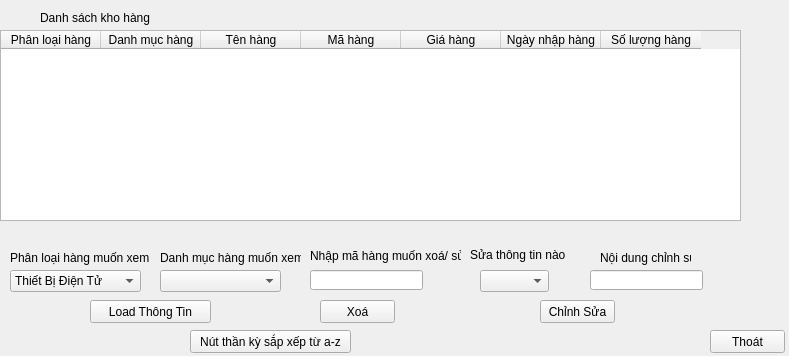
Above: khohang.ui from si13ncer/DoAnCTDL before the change. Below: the same form after it.
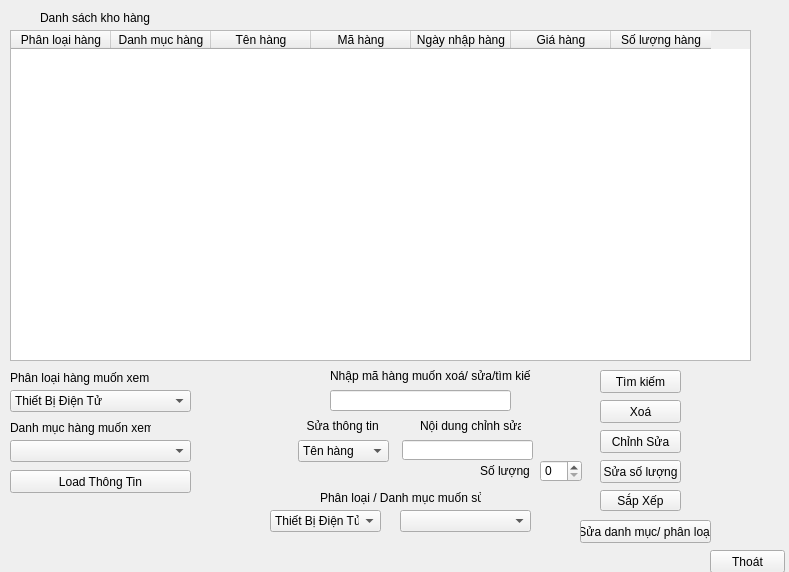
That is the form after the change.

Diff of the .ui file:
```diff
--- a/khohang.ui
+++ b/khohang.ui
@@ -7,7 +7,7 @@
     <x>0</x>
     <y>0</y>
     <width>789</width>
-    <height>356</height>
+    <height>572</height>
    </rect>
   </property>
   <property name="windowTitle">
@@ -17,10 +17,10 @@
    <widget class="QTableWidget" name="tblkhohang">
     <property name="geometry">
      <rect>
-      <x>0</x>
+      <x>10</x>
       <y>30</y>
       <width>741</width>
-      <height>191</height>
+      <height>331</height>
      </rect>
     </property>
     <column>
@@ -71,18 +71,6 @@
       </color>
      </property>
     </column>
-    <column>
-     <property name="text">
-      <string>Giá hàng</string>
-     </property>
-     <property name="background">
-      <color>
-       <red>0</red>
-       <green>170</green>
-       <blue>255</blue>
-      </color>
-     </property>
-    </column>
     <column>
      <property name="text">
       <string>Ngày nhập hàng</string>
@@ -95,6 +83,18 @@
       </color>
      </property>
     </column>
+    <column>
+     <property name="text">
+      <string>Giá hàng</string>
+     </property>
+     <property name="background">
+      <color>
+       <red>0</red>
+       <green>170</green>
+       <blue>255</blue>
+      </color>
+     </property>
+    </column>
     <column>
      <property name="text">
       <string>Số lượng hàng</string>
@@ -112,7 +112,7 @@
     <property name="geometry">
      <rect>
       <x>10</x>
-      <y>250</y>
+      <y>370</y>
       <width>141</width>
       <height>16</height>
      </rect>
@@ -124,8 +124,8 @@
    <widget class="QLabel" name="label_3">
     <property name="geometry">
      <rect>
-      <x>160</x>
-      <y>250</y>
+      <x>10</x>
+      <y>420</y>
       <width>141</width>
       <height>16</height>
      </rect>
@@ -137,9 +137,9 @@
    <widget class="QComboBox" name="cbxdmh">
     <property name="geometry">
      <rect>
-      <x>160</x>
-      <y>270</y>
-      <width>121</width>
+      <x>10</x>
+      <y>440</y>
+      <width>181</width>
       <height>22</height>
      </rect>
     </property>
@@ -147,9 +147,9 @@
    <widget class="QPushButton" name="btnload">
     <property name="geometry">
      <rect>
-      <x>90</x>
-      <y>300</y>
-      <width>121</width>
+      <x>10</x>
+      <y>470</y>
+      <width>181</width>
       <height>23</height>
      </rect>
     </property>
@@ -173,32 +173,32 @@
    <widget class="QLineEdit" name="lineEditid">
     <property name="geometry">
      <rect>
-      <x>310</x>
-      <y>270</y>
-      <width>113</width>
-      <height>20</height>
+      <x>330</x>
+      <y>390</y>
+      <width>181</width>
+      <height>21</height>
      </rect>
     </property>
    </widget>
    <widget class="QLabel" name="label_4">
     <property name="geometry">
      <rect>
-      <x>310</x>
-      <y>240</y>
-      <width>151</width>
+      <x>330</x>
+      <y>360</y>
+      <width>201</width>
       <height>31</height>
      </rect>
     </property>
     <property name="text">
-     <string>Nhập mã hàng muốn xoá/ sửa</string>
+     <string>Nhập mã hàng muốn xoá/ sửa/tìm kiếm</string>
     </property>
    </widget>
    <widget class="QPushButton" name="btnxoa">
     <property name="geometry">
      <rect>
-      <x>320</x>
-      <y>300</y>
-      <width>75</width>
+      <x>600</x>
+      <y>400</y>
+      <width>81</width>
       <height>23</height>
      </rect>
     </property>
@@ -210,7 +210,7 @@
     <property name="geometry">
      <rect>
       <x>710</x>
-      <y>330</y>
+      <y>550</y>
       <width>75</width>
       <height>23</height>
      </rect>
@@ -222,19 +222,39 @@
    <widget class="QComboBox" name="cbxelement">
     <property name="geometry">
      <rect>
-      <x>480</x>
-      <y>270</y>
-      <width>69</width>
+      <x>298</x>
+      <y>440</y>
+      <width>91</width>
       <height>22</height>
      </rect>
     </property>
+    <item>
+     <property name="text">
+      <string>Tên hàng</string>
+     </property>
+    </item>
+    <item>
+     <property name="text">
+      <string>Mã hàng</string>
+     </property>
+    </item>
+    <item>
+     <property name="text">
+      <string>Ngày nhập</string>
+     </property>
+    </item>
+    <item>
+     <property name="text">
+      <string>Giá nhập</string>
+     </property>
+    </item>
    </widget>
    <widget class="QLineEdit" name="lineEditchange">
     <property name="geometry">
      <rect>
-      <x>590</x>
-      <y>270</y>
-      <width>113</width>
+      <x>402</x>
+      <y>440</y>
+      <width>131</width>
       <height>20</height>
      </rect>
     </property>
@@ -242,9 +262,9 @@
    <widget class="QPushButton" name="btnchange">
     <property name="geometry">
      <rect>
-      <x>540</x>
-      <y>300</y>
-      <width>75</width>
+      <x>600</x>
+      <y>430</y>
+      <width>81</width>
       <height>23</height>
      </rect>
     </property>
@@ -255,23 +275,23 @@
    <widget class="QLabel" name="label_5">
     <property name="geometry">
      <rect>
-      <x>470</x>
-      <y>239</y>
-      <width>101</width>
+      <x>300</x>
+      <y>410</y>
+      <width>91</width>
       <height>31</height>
      </rect>
     </property>
     <property name="text">
-     <string>Sửa thông tin nào</string>
+     <string>  Sửa thông tin</string>
     </property>
    </widget>
    <widget class="QLabel" name="label_6">
     <property name="geometry">
      <rect>
-      <x>600</x>
-      <y>250</y>
-      <width>91</width>
-      <height>16</height>
+      <x>420</x>
+      <y>410</y>
+      <width>101</width>
+      <height>31</height>
      </rect>
     </property>
     <property name="text">
@@ -281,22 +301,22 @@
    <widget class="QPushButton" name="btnsapxep">
     <property name="geometry">
      <rect>
-      <x>190</x>
-      <y>330</y>
-      <width>161</width>
-      <height>23</height>
+      <x>600</x>
+      <y>490</y>
+      <width>81</width>
+      <height>21</height>
      </rect>
     </property>
     <property name="text">
-     <string>Nút thần kỳ sắp xếp từ a-z</string>
+     <string>Sắp Xếp</string>
     </property>
    </widget>
    <widget class="QComboBox" name="cbxplh">
     <property name="geometry">
      <rect>
       <x>10</x>
-      <y>270</y>
-      <width>131</width>
+      <y>390</y>
+      <width>181</width>
       <height>22</height>
      </rect>
     </property>
@@ -366,6 +386,166 @@
      </property>
     </item>
    </widget>
+   <widget class="QSpinBox" name="spinsl">
+    <property name="geometry">
+     <rect>
+      <x>540</x>
+      <y>460</y>
+      <width>42</width>
+      <height>22</height>
+     </rect>
+    </property>
+   </widget>
+   <widget class="QPushButton" name="btnEditsl">
+    <property name="geometry">
+     <rect>
+      <x>600</x>
+      <y>460</y>
+      <width>81</width>
+      <height>23</height>
+     </rect>
+    </property>
+    <property name="text">
+     <string>Sửa số lượng</string>
+    </property>
+   </widget>
+   <widget class="QLabel" name="label_7">
+    <property name="geometry">
+     <rect>
+      <x>480</x>
+      <y>460</y>
+      <width>51</width>
+      <height>21</height>
+     </rect>
+    </property>
+    <property name="text">
+     <string>Số lượng</string>
+    </property>
+   </widget>
+   <widget class="QPushButton" name="btnsearch">
+    <property name="geometry">
+     <rect>
+      <x>600</x>
+      <y>370</y>
+      <width>81</width>
+      <height>23</height>
+     </rect>
+    </property>
+    <property name="text">
+     <string>Tìm kiếm</string>
+    </property>
+   </widget>
+   <widget class="QComboBox" name="cbxplh_2">
+    <property name="geometry">
+     <rect>
+      <x>270</x>
+      <y>510</y>
+      <width>111</width>
+      <height>22</height>
+     </rect>
+    </property>
+    <item>
+     <property name="text">
+      <string>Thiết Bị Điện Tử</string>
+     </property>
+    </item>
+    <item>
+     <property name="text">
+      <string>Phụ Kiện Điện Tử</string>
+     </property>
+    </item>
+    <item>
+     <property name="text">
+      <string>TV &amp; Thiết Bị Điện Gia Dụng</string>
+     </property>
+    </item>
+    <item>
+     <property name="text">
+      <string>Sức Khoẻ &amp; Làm Đẹp</string>
+     </property>
+    </item>
+    <item>
+     <property name="text">
+      <string>Hàng Mẹ, Bé &amp; Đồ Chơi</string>
+     </property>
+    </item>
+    <item>
+     <property name="text">
+      <string>Siêu Thị Tạp Hoá</string>
+     </property>
+    </item>
+    <item>
+     <property name="text">
+      <string>Hàng Gia Dụng &amp; Đời Sống</string>
+     </property>
+    </item>
+    <item>
+     <property name="text">
+      <string>Thời Trang Nữ</string>
+     </property>
+    </item>
+    <item>
+     <property name="text">
+      <string>Thời Trang Nam</string>
+     </property>
+    </item>
+    <item>
+     <property name="text">
+      <string>Phụ Kiện Thời Trang</string>
+     </property>
+    </item>
+    <item>
+     <property name="text">
+      <string>Thể Thao &amp; Du Lịch</string>
+     </property>
+    </item>
+    <item>
+     <property name="text">
+      <string>Ôtô, Xe Máy &amp; Thiết Bị Định Vị</string>
+     </property>
+    </item>
+    <item>
+     <property name="text">
+      <string>Toàn bộ</string>
+     </property>
+    </item>
+   </widget>
+   <widget class="QPushButton" name="btnEditpldm">
+    <property name="geometry">
+     <rect>
+      <x>580</x>
+      <y>520</y>
+      <width>131</width>
+      <height>23</height>
+     </rect>
+    </property>
+    <property name="text">
+     <string>Sửa danh mục/ phân loại</string>
+    </property>
+   </widget>
+   <widget class="QComboBox" name="cbxdmh_2">
+    <property name="geometry">
+     <rect>
+      <x>400</x>
+      <y>510</y>
+      <width>131</width>
+      <height>22</height>
+     </rect>
+    </property>
+   </widget>
+   <widget class="QLabel" name="label_8">
+    <property name="geometry">
+     <rect>
+      <x>320</x>
+      <y>490</y>
+      <width>161</width>
+      <height>16</height>
+     </rect>
+    </property>
+    <property name="text">
+     <string>Phân loại / Danh mục muốn sửa</string>
+    </property>
+   </widget>
   </widget>
  </widget>
  <resources/>
```
